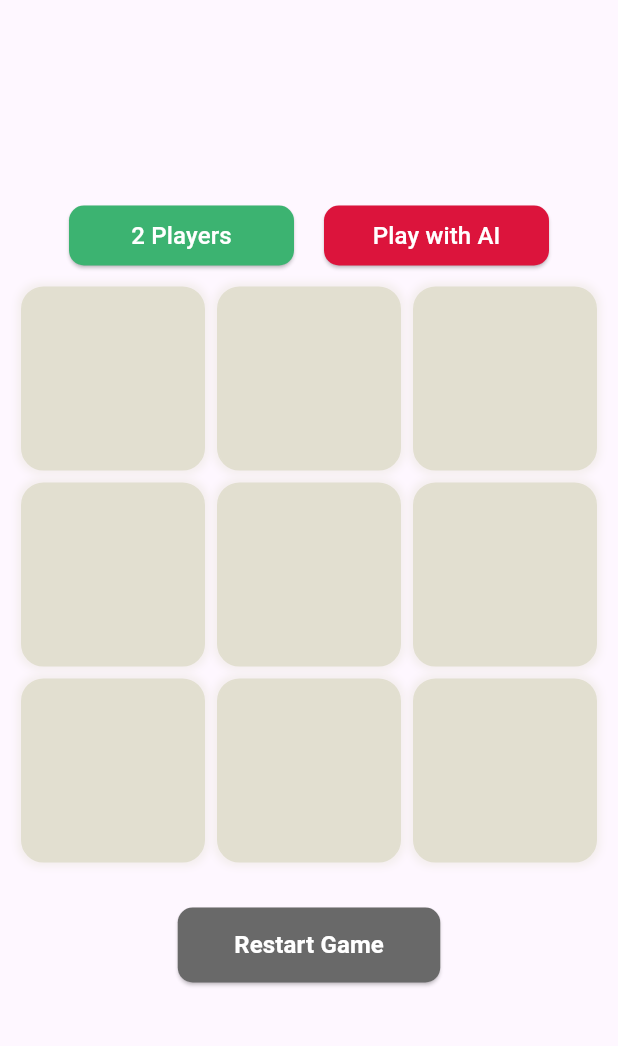
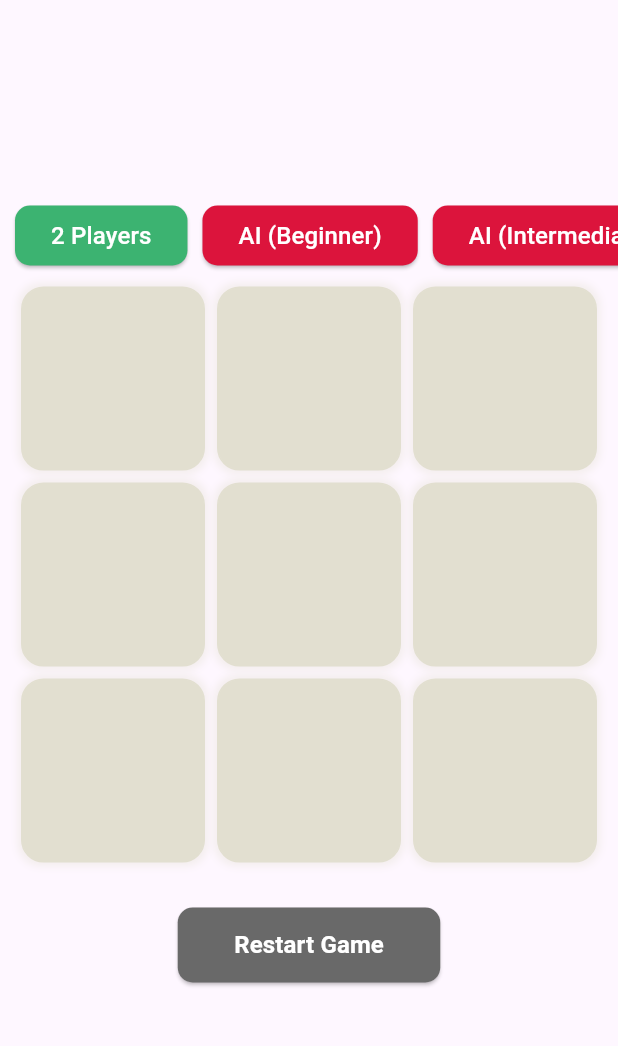
Before and after one commit to thut4/tic-tac-toe, a Flutter app: the screen it shows after launch, after a tap on "2 Players", on a phone screen of 412 x 824 dp, the part 69-1115 px from its top. Run offline on Flutter 3.47's test engine with Material 3 defaults, Android fonts, the phone set to English and light mode, and no system bars; our stand-ins replace audioplayers.

Commit message:
added more difficulty leve

```diff
--- a/lib/controller/game_controller.dart
+++ b/lib/controller/game_controller.dart
@@ -1,5 +1,9 @@
+import 'dart:math';
+
 import 'package:audioplayers/audioplayers.dart';
 import 'package:flutter/material.dart';
+
+enum AIDifficulty { beginner, intermediate, expert }
 
 class GameController extends ChangeNotifier {
   final AudioPlayer _audioPlayer = AudioPlayer();
@@ -9,18 +13,24 @@ class GameController extends ChangeNotifier {
   String _winner = '';
   bool _isOver = false;
   bool _isPlayingWithAI = false;
+  AIDifficulty _aiDifficulty = AIDifficulty.beginner;
+
   // Getter
   List<String> get board => _board;
   String get currentPlayer => _currentPlayer;
   String get winner => _winner;
   bool get isOver => _isOver;
   bool get isAi => _isPlayingWithAI;
+  AIDifficulty get aiDifficulty => _aiDifficulty;
 
   // Set the mode to play with AI or another player
-  void setPlayMode(bool playWithAI) {
+  void setPlayMode(bool playWithAI,
+      {AIDifficulty difficulty = AIDifficulty.beginner}) {
     _isPlayingWithAI = playWithAI;
+    _aiDifficulty = difficulty;
     resetGame();
   }
+
   // move function
   void makeMove(int index) {
     if (_board[index] == '' && !_isOver) {
@@ -51,8 +61,43 @@ class GameController extends ChangeNotifier {
     });
   }
 
-  // Simple AI to find the best move
+  // AI logic based on difficulty
   int _findBestMove() {
+    switch (_aiDifficulty) {
+      case AIDifficulty.beginner:
+        return _findRandomMove();
+      case AIDifficulty.intermediate:
+        return _findRandomOrBestMove(50);
+      case AIDifficulty.expert:
+      default:
+        return _findBestMoveExpert();
+    }
+  }
+
+  // Random move for beginner AI
+  int _findRandomMove() {
+    List<int> availableMoves = [];
+    for (int i = 0; i < 9; i++) {
+      if (_board[i] == '') {
+        availableMoves.add(i);
+      }
+    }
+    availableMoves.shuffle();
+    return availableMoves.first;
+  }
+
+  // Random move or best move based on probability (intermediate)
+  int _findRandomOrBestMove(int probabilityOfBestMove) {
+    final random = Random();
+    if (random.nextInt(100) < probabilityOfBestMove) {
+      return _findBestMoveExpert();
+    } else {
+      return _findRandomMove();
+    }
+  }
+
+  // Best move logic for expert AI
+  int _findBestMoveExpert() {
     // Check if AI can win
     for (int i = 0; i < 9; i++) {
       if (_board[i] == '') {
@@ -115,7 +160,7 @@ class GameController extends ChangeNotifier {
     return false;
   }
 
-  //reset function
+  // reset function
   void resetGame() {
     _board = List.filled(9, '');
     _currentPlayer = 'X';
@@ -124,7 +169,7 @@ class GameController extends ChangeNotifier {
     notifyListeners();
   }
 
-  // play sound when user win
+  // play sound when user wins
   void _playWinSound() async {
     await _audioPlayer.play(AssetSource('sound/victory.mp3'));
   }
--- a/lib/view/home_screen.dart
+++ b/lib/view/home_screen.dart
@@ -49,31 +49,61 @@ class _HomeScreenState extends State<HomeScreen>
           mainAxisAlignment: MainAxisAlignment.center,
           children: [
             if (!gameProvider.isOver)
-              Row(
+              SingleChildScrollView(
+                padding: EdgeInsets.symmetric(horizontal: 10),
+                scrollDirection: Axis.horizontal,
+                child: Row(
                   mainAxisAlignment: MainAxisAlignment.center,
                   children: [
                     SizedBox(
-                    width: 150,
                       child: MainButton(
                         onTap: () => gameProvider.setPlayMode(false),
                         color: gameProvider.isAi
-                          ? AppColor.blueColor
+                            ? AppColor.redColor
                             : AppColor.greenColor,
                         name: '2 Players',
                       ),
                     ),
-                  const SizedBox(width: 20),
+                    const SizedBox(width: 10),
                     SizedBox(
-                    width: 150,
                       child: MainButton(
-                      onTap: () => gameProvider.setPlayMode(true),
-                      color: gameProvider.isAi
+                        onTap: () => gameProvider.setPlayMode(true,
+                            difficulty: AIDifficulty.beginner),
+                        color: gameProvider.isAi &&
+                                gameProvider.aiDifficulty ==
+                                    AIDifficulty.beginner
                             ? AppColor.greenColor
                             : AppColor.redColor,
-                      name: 'Play with AI',
+                        name: 'AI (Beginner)',
+                      ),
+                    ),
+                    const SizedBox(width: 10),
+                    SizedBox(
+                      child: MainButton(
+                        onTap: () => gameProvider.setPlayMode(true,
+                            difficulty: AIDifficulty.intermediate),
+                        color: gameProvider.isAi &&
+                                gameProvider.aiDifficulty ==
+                                    AIDifficulty.intermediate
+                            ? AppColor.greenColor
+                            : AppColor.redColor,
+                        name: 'AI (Intermediate)',
+                      ),
+                    ),
+                    const SizedBox(width: 10),
+                    SizedBox(
+                      child: MainButton(
+                        onTap: () => gameProvider.setPlayMode(true,
+                            difficulty: AIDifficulty.expert),
+                        color: gameProvider.isAi &&
+                                gameProvider.aiDifficulty == AIDifficulty.expert
+                            ? AppColor.greenColor
+                            : AppColor.redColor,
+                        name: 'AI (Expert)',
                       ),
                     ),
                   ],
+                ),
               ),
             const SizedBox(height: 10),
             _buildGameBoard(gameProvider),
```
Lines whose indentation alone changed are shown as unchanged.
